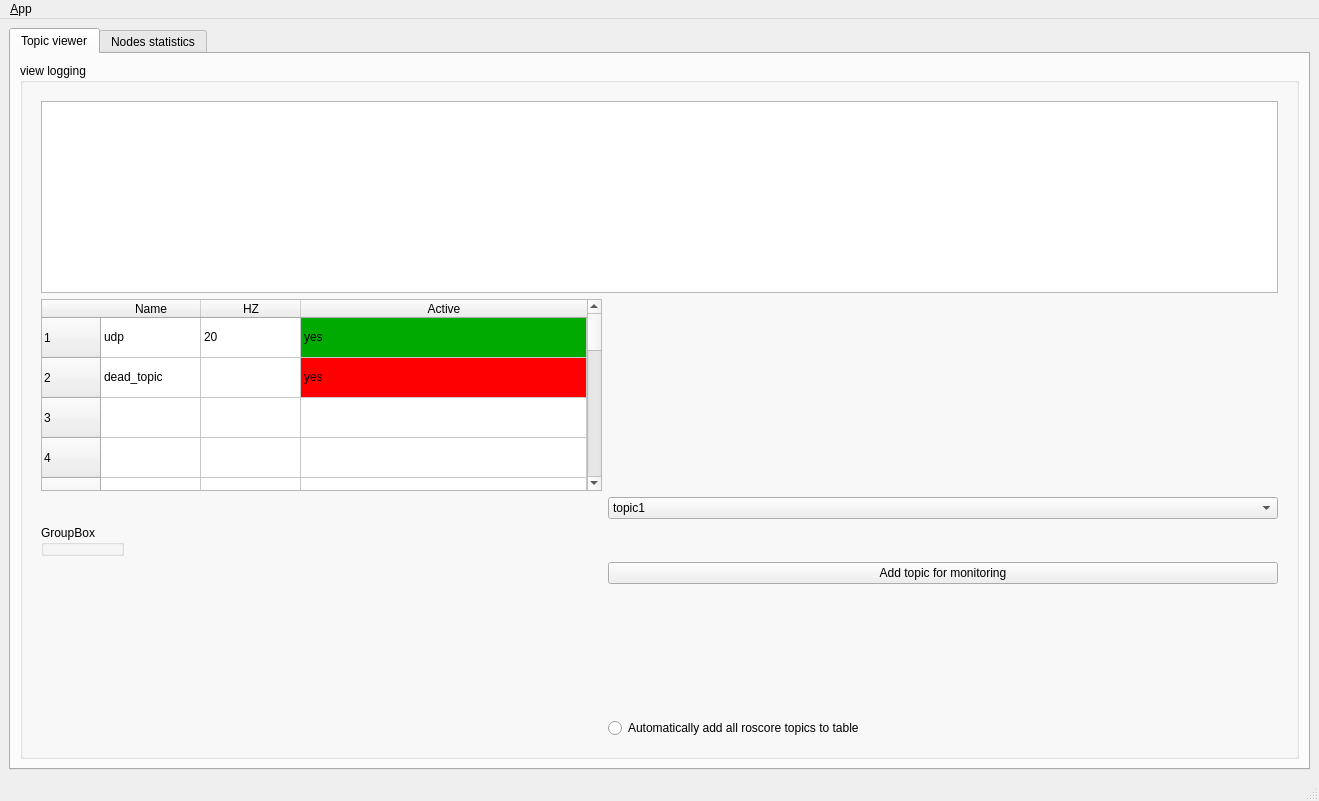
This is ui/main_window.ui in AlexKaravaev/rqt_state as Qt 5 draws it before an edit. The edited form follows.
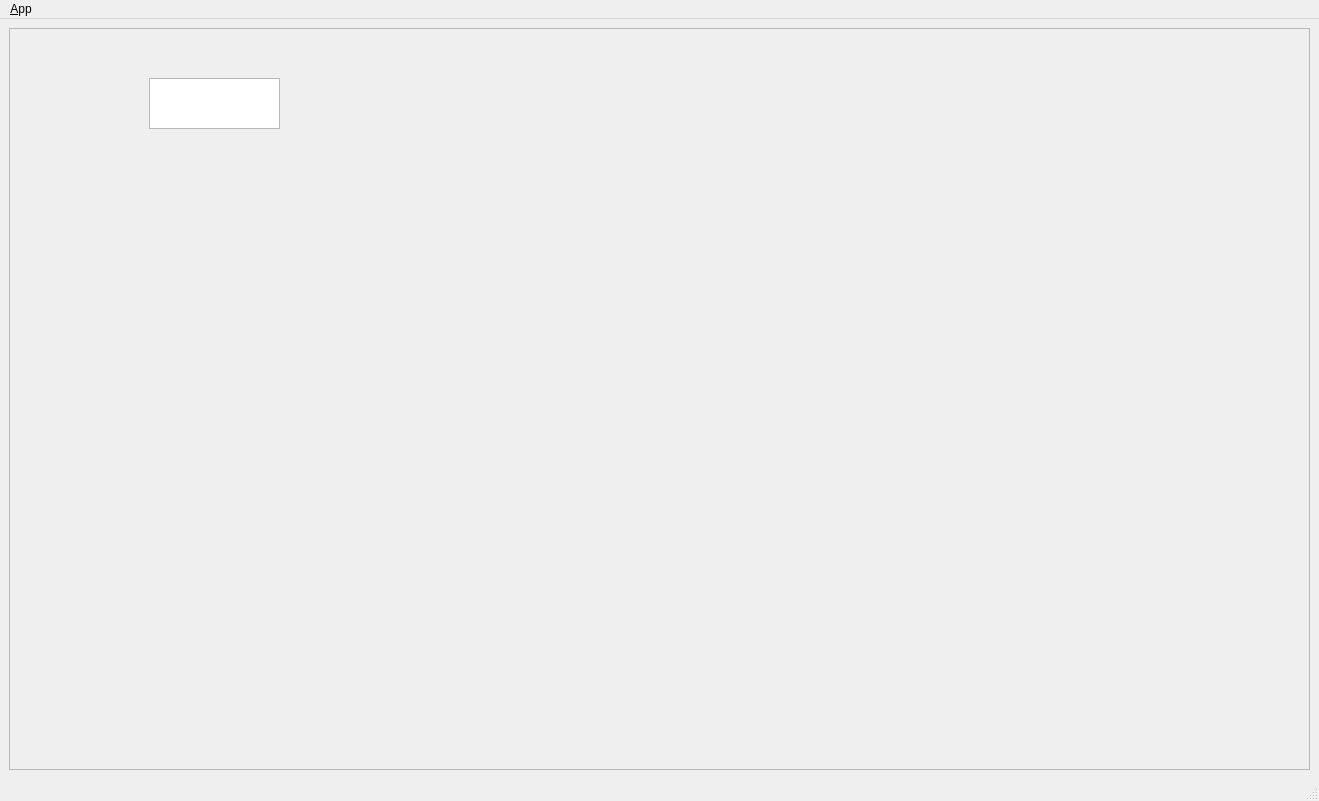
This is the edited form. The open tabs and pages were chosen to show the change. Icons and pictures are not drawn.

Commit message: Added ros | gui slot communication

```diff
--- a/ui/main_window.ui
+++ b/ui/main_window.ui
@@ -23,459 +23,22 @@
   <widget class="QWidget" name="centralwidget">
    <layout class="QHBoxLayout">
     <item>
-     <widget class="QTabWidget" name="tab_manager">
-      <property name="enabled">
-       <bool>true</bool>
+     <widget class="QFrame" name="frame">
+      <property name="frameShape">
+       <enum>QFrame::StyledPanel</enum>
       </property>
-      <property name="minimumSize">
-       <size>
-        <width>100</width>
-        <height>0</height>
-       </size>
+      <property name="frameShadow">
+       <enum>QFrame::Raised</enum>
       </property>
-      <property name="locale">
-       <locale language="English" country="Australia"/>
-      </property>
-      <property name="currentIndex">
-       <number>1</number>
-      </property>
-      <widget class="QWidget" name="topic_viewer">
-       <property name="minimumSize">
-        <size>
-         <width>1109</width>
-         <height>0</height>
-        </size>
+      <widget class="QTextBrowser" name="topic_viewer">
+       <property name="geometry">
+        <rect>
+         <x>140</x>
+         <y>50</y>
+         <width>131</width>
+         <height>51</height>
+        </rect>
        </property>
-       <attribute name="title">
-        <string>Topic viewer</string>
-       </attribute>
-       <layout class="QHBoxLayout" name="horizontalLayout">
-        <item>
-         <widget class="QGroupBox" name="view_logging">
-          <property name="sizePolicy">
-           <sizepolicy hsizetype="Preferred" vsizetype="Preferred">
-            <horstretch>0</horstretch>
-            <verstretch>0</verstretch>
-           </sizepolicy>
-          </property>
-          <property name="title">
-           <string>view logging</string>
-          </property>
-          <layout class="QGridLayout" name="gridLayout_3">
-           <item row="0" column="0">
-            <widget class="QWidget" name="widget_2" native="true">
-             <layout class="QFormLayout" name="formLayout">
-              <item row="1" column="0">
-               <widget class="QTableWidget" name="tableWidget">
-                <property name="enabled">
-                 <bool>true</bool>
-                </property>
-                <property name="minimumSize">
-                 <size>
-                  <width>561</width>
-                  <height>0</height>
-                 </size>
-                </property>
-                <property name="maximumSize">
-                 <size>
-                  <width>1059</width>
-                  <height>500</height>
-                 </size>
-                </property>
-                <property name="showGrid">
-                 <bool>true</bool>
-                </property>
-                <property name="gridStyle">
-                 <enum>Qt::SolidLine</enum>
-                </property>
-                <property name="sortingEnabled">
-                 <bool>false</bool>
-                </property>
-                <attribute name="horizontalHeaderCascadingSectionResizes">
-                 <bool>true</bool>
-                </attribute>
-                <attribute name="horizontalHeaderDefaultSectionSize">
-                 <number>100</number>
-                </attribute>
-                <attribute name="horizontalHeaderHighlightSections">
-                 <bool>true</bool>
-                </attribute>
-                <attribute name="horizontalHeaderMinimumSectionSize">
-                 <number>100</number>
-                </attribute>
-                <attribute name="horizontalHeaderShowSortIndicator" stdset="0">
-                 <bool>true</bool>
-                </attribute>
-                <attribute name="horizontalHeaderStretchLastSection">
-                 <bool>true</bool>
-                </attribute>
-                <attribute name="verticalHeaderCascadingSectionResizes">
-                 <bool>true</bool>
-                </attribute>
-                <attribute name="verticalHeaderDefaultSectionSize">
-                 <number>40</number>
-                </attribute>
-                <attribute name="verticalHeaderMinimumSectionSize">
-                 <number>40</number>
-                </attribute>
-                <attribute name="verticalHeaderShowSortIndicator" stdset="0">
-                 <bool>false</bool>
-                </attribute>
-                <attribute name="verticalHeaderStretchLastSection">
-                 <bool>false</bool>
-                </attribute>
-                <row>
-                 <property name="text">
-                  <string>1</string>
-                 </property>
-                </row>
-                <row>
-                 <property name="text">
-                  <string>2</string>
-                 </property>
-                </row>
-                <row>
-                 <property name="text">
-                  <string>3</string>
-                 </property>
-                </row>
-                <row>
-                 <property name="text">
-                  <string>4</string>
-                 </property>
-                </row>
-                <row>
-                 <property name="text">
-                  <string>New Row</string>
-                 </property>
-                </row>
-                <row>
-                 <property name="text">
-                  <string>New Row</string>
-                 </property>
-                </row>
-                <row>
-                 <property name="text">
-                  <string>New Row</string>
-                 </property>
-                </row>
-                <row>
-                 <property name="text">
-                  <string>New Row</string>
-                 </property>
-                </row>
-                <row>
-                 <property name="text">
-                  <string>New Row</string>
-                 </property>
-                </row>
-                <row>
-                 <property name="text">
-                  <string>New Row</string>
-                 </property>
-                </row>
-                <row>
-                 <property name="text">
-                  <string>New Row</string>
-                 </property>
-                </row>
-                <row>
-                 <property name="text">
-                  <string>New Row</string>
-                 </property>
-                </row>
-                <row>
-                 <property name="text">
-                  <string>New Row</string>
-                 </property>
-                </row>
-                <row>
-                 <property name="text">
-                  <string>New Row</string>
-                 </property>
-                </row>
-                <row>
-                 <property name="text">
-                  <string>New Row</string>
-                 </property>
-                </row>
-                <row>
-                 <property name="text">
-                  <string>New Row</string>
-                 </property>
-                </row>
-                <row>
-                 <property name="text">
-                  <string>New Row</string>
-                 </property>
-                </row>
-                <row>
-                 <property name="text">
-                  <string>New Row</string>
-                 </property>
-                </row>
-                <column>
-                 <property name="text">
-                  <string>Name</string>
-                 </property>
-                </column>
-                <column>
-                 <property name="text">
-                  <string>HZ</string>
-                 </property>
-                </column>
-                <column>
-                 <property name="text">
-                  <string>Active</string>
-                 </property>
-                </column>
-                <item row="0" column="0">
-                 <property name="text">
-                  <string notr="true">udp</string>
-                 </property>
-                 <property name="flags">
-                  <set>ItemIsSelectable|ItemIsUserCheckable|ItemIsEnabled</set>
-                 </property>
-                </item>
-                <item row="0" column="1">
-                 <property name="text">
-                  <string>20</string>
-                 </property>
-                </item>
-                <item row="0" column="2">
-                 <property name="text">
-                  <string>yes</string>
-                 </property>
-                 <property name="background">
-                  <brush brushstyle="SolidPattern">
-                   <color alpha="255">
-                    <red>0</red>
-                    <green>170</green>
-                    <blue>0</blue>
-                   </color>
-                  </brush>
-                 </property>
-                 <property name="foreground">
-                  <brush brushstyle="NoBrush">
-                   <color alpha="255">
-                    <red>0</red>
-                    <green>170</green>
-                    <blue>0</blue>
-                   </color>
-                  </brush>
-                 </property>
-                 <property name="flags">
-                  <set>ItemIsSelectable|ItemIsDragEnabled|ItemIsDropEnabled|ItemIsUserCheckable|ItemIsEnabled</set>
-                 </property>
-                </item>
-                <item row="1" column="0">
-                 <property name="text">
-                  <string>dead_topic</string>
-                 </property>
-                </item>
-                <item row="1" column="2">
-                 <property name="text">
-                  <string>yes</string>
-                 </property>
-                 <property name="background">
-                  <brush brushstyle="SolidPattern">
-                   <color alpha="255">
-                    <red>255</red>
-                    <green>0</green>
-                    <blue>0</blue>
-                   </color>
-                  </brush>
-                 </property>
-                 <property name="foreground">
-                  <brush brushstyle="NoBrush">
-                   <color alpha="255">
-                    <red>255</red>
-                    <green>0</green>
-                    <blue>0</blue>
-                   </color>
-                  </brush>
-                 </property>
-                </item>
-               </widget>
-              </item>
-              <item row="6" column="1">
-               <widget class="QComboBox" name="comboBox">
-                <item>
-                 <property name="text">
-                  <string>topic1</string>
-                 </property>
-                </item>
-                <item>
-                 <property name="text">
-                  <string>topic2</string>
-                 </property>
-                </item>
-                <item>
-                 <property name="text">
-                  <string>topic3</string>
-                 </property>
-                </item>
-               </widget>
-              </item>
-              <item row="7" column="0">
-               <widget class="QGroupBox" name="groupBox">
-                <property name="title">
-                 <string>GroupBox</string>
-                </property>
-               </widget>
-              </item>
-              <item row="7" column="1">
-               <spacer name="horizontalSpacer">
-                <property name="orientation">
-                 <enum>Qt::Horizontal</enum>
-                </property>
-                <property name="sizeHint" stdset="0">
-                 <size>
-                  <width>665</width>
-                  <height>20</height>
-                 </size>
-                </property>
-               </spacer>
-              </item>
-              <item row="10" column="1">
-               <widget class="QPushButton" name="pushButton">
-                <property name="text">
-                 <string>Add topic for monitoring</string>
-                </property>
-               </widget>
-              </item>
-              <item row="13" column="1">
-               <spacer name="verticalSpacer">
-                <property name="orientation">
-                 <enum>Qt::Vertical</enum>
-                </property>
-                <property name="sizeHint" stdset="0">
-                 <size>
-                  <width>667</width>
-                  <height>40</height>
-                 </size>
-                </property>
-               </spacer>
-              </item>
-              <item row="14" column="1">
-               <widget class="QRadioButton" name="radioButton">
-                <property name="text">
-                 <string>Automatically add all roscore topics to table</string>
-                </property>
-               </widget>
-              </item>
-              <item row="0" column="0" colspan="2">
-               <widget class="QTableView" name="topic_table">
-                <property name="editTriggers">
-                 <set>QAbstractItemView::NoEditTriggers</set>
-                </property>
-               </widget>
-              </item>
-             </layout>
-            </widget>
-           </item>
-          </layout>
-         </widget>
-        </item>
-       </layout>
-      </widget>
-      <widget class="QWidget" name="Nodes_statistics">
-       <attribute name="title">
-        <string>Nodes statistics</string>
-       </attribute>
-       <layout class="QGridLayout" name="gridLayout_2">
-        <item row="0" column="0">
-         <widget class="QTreeWidget" name="treeWidget">
-          <property name="itemsExpandable">
-           <bool>true</bool>
-          </property>
-          <property name="animated">
-           <bool>false</bool>
-          </property>
-          <property name="allColumnsShowFocus">
-           <bool>false</bool>
-          </property>
-          <attribute name="headerCascadingSectionResizes">
-           <bool>false</bool>
-          </attribute>
-          <attribute name="headerDefaultSectionSize">
-           <number>200</number>
-          </attribute>
-          <attribute name="headerMinimumSectionSize">
-           <number>100</number>
-          </attribute>
-          <attribute name="headerShowSortIndicator" stdset="0">
-           <bool>false</bool>
-          </attribute>
-          <attribute name="headerStretchLastSection">
-           <bool>true</bool>
-          </attribute>
-          <column>
-           <property name="text">
-            <string>Node</string>
-           </property>
-          </column>
-          <column>
-           <property name="text">
-            <string>Msg loss</string>
-           </property>
-          </column>
-          <item>
-           <property name="text">
-            <string>udp_to_topic</string>
-           </property>
-           <item>
-            <property name="text">
-             <string>udp_topic</string>
-            </property>
-            <property name="text">
-             <string>5</string>
-            </property>
-           </item>
-           <item>
-            <property name="text">
-             <string>topic2</string>
-            </property>
-            <property name="text">
-             <string>1</string>
-            </property>
-           </item>
-           <item>
-            <property name="text">
-             <string>topic3</string>
-            </property>
-            <property name="text">
-             <string>3</string>
-            </property>
-           </item>
-          </item>
-          <item>
-           <property name="text">
-            <string>lidar_data</string>
-           </property>
-           <property name="text">
-            <string>10</string>
-           </property>
-           <item>
-            <property name="text">
-             <string>preprocess_topic</string>
-            </property>
-            <property name="text">
-             <string>15</string>
-            </property>
-           </item>
-           <item>
-            <property name="text">
-             <string>watcher_topic</string>
-            </property>
-            <property name="text">
-             <string>5</string>
-            </property>
-           </item>
-          </item>
-         </widget>
-        </item>
-       </layout>
       </widget>
      </widget>
     </item>
```
Left out of the diff: 4 changed lines with no effect on the pictures. The commit also changes 4 other files.
